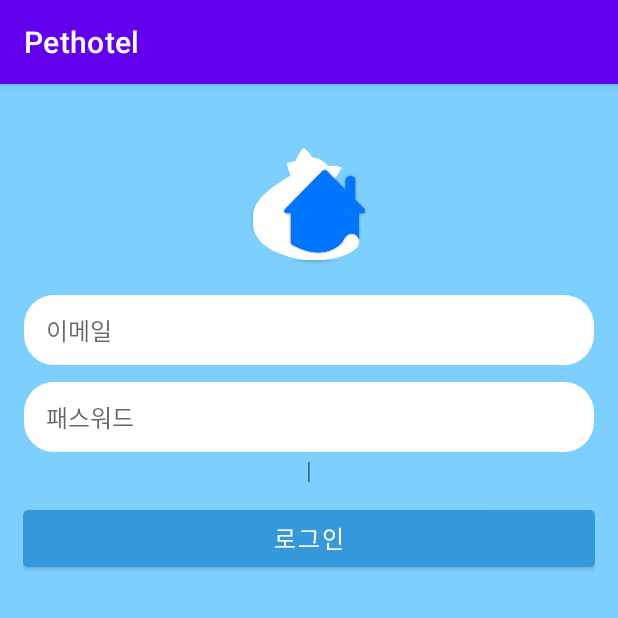
After one commit to pethotel-app/pethotel-client-android, an Android app: the RegisterActivity screen opened directly, with no data from a screen before it, on a phone screen of 412 x 824 dp, the top half of it. The commit adds this screen. Run offline under Robolectric (Android 15) with nearby library versions, the phone set to English and light mode, and no system bars.

Commit message:
로그인 화면연결

```diff
--- a/app/src/main/AndroidManifest.xml
+++ b/app/src/main/AndroidManifest.xml
@@ -12,6 +12,12 @@
         android:theme="@style/Theme.Pethotel"
         tools:targetApi="31">
         <activity
+            android:name=".RegisterActivity"
+            android:exported="false" />
+        <activity
+            android:name=".LoginActivity"
+            android:exported="false" />
+        <activity
             android:name=".MainActivity"
             android:exported="true">
             <intent-filter>
--- /dev/null
+++ b/app/src/main/java/com/hyunsungkr/pethotel/RegisterActivity.java
@@ -0,0 +1,14 @@
+package com.hyunsungkr.pethotel;
+
+import androidx.appcompat.app.AppCompatActivity;
+
+import android.os.Bundle;
+
+public class RegisterActivity extends AppCompatActivity {
+
+    @Override
+    protected void onCreate(Bundle savedInstanceState) {
+        super.onCreate(savedInstanceState);
+        setContentView(R.layout.activity_register);
+    }
+}
--- /dev/null
+++ b/app/src/main/res/layout/activity_register.xml
@@ -0,0 +1,78 @@
+<?xml version="1.0" encoding="utf-8"?>
+<androidx.constraintlayout.widget.ConstraintLayout xmlns:android="http://schemas.android.com/apk/res/android"
+    xmlns:app="http://schemas.android.com/apk/res-auto"
+    xmlns:tools="http://schemas.android.com/tools"
+    android:layout_width="match_parent"
+    android:layout_height="match_parent"
+    android:background="#7DCFFD"
+    tools:context=".RegisterActivity">
+
+    <LinearLayout
+        android:layout_width="match_parent"
+        android:layout_height="match_parent"
+        android:layout_marginLeft="15dp"
+        android:layout_marginRight="15dp"
+        android:orientation="vertical"
+        app:layout_constraintBottom_toBottomOf="parent"
+        app:layout_constraintEnd_toEndOf="parent"
+        app:layout_constraintStart_toStartOf="parent"
+        app:layout_constraintTop_toTopOf="parent">
+
+        <ImageView
+            android:id="@+id/imageView"
+            android:layout_width="100dp"
+            android:layout_height="100dp"
+            android:layout_gravity="center"
+            android:layout_marginTop="30dp"
+            app:srcCompat="@drawable/icon1" />
+
+        <EditText
+            android:id="@+id/editEmail"
+            android:layout_width="match_parent"
+            android:layout_height="48dp"
+            android:layout_marginTop="10dp"
+            android:background="@drawable/edittext"
+            android:ems="10"
+            android:hint="이메일"
+            android:inputType="textEmailAddress"
+            android:paddingLeft="15dp"
+            android:textSize="16sp" />
+
+        <EditText
+            android:id="@+id/editPassword"
+            android:layout_width="match_parent"
+            android:layout_height="48dp"
+            android:layout_marginTop="10dp"
+            android:background="@drawable/edittext"
+            android:ems="10"
+            android:hint="패스워드"
+            android:inputType="textPassword"
+            android:paddingLeft="15dp"
+            android:textSize="16sp" />
+
+        <LinearLayout
+            android:layout_width="wrap_content"
+            android:layout_height="wrap_content"
+            android:layout_gravity="center"
+            android:orientation="horizontal">
+
+            <TextView
+                android:id="@+id/txtView"
+                android:layout_width="wrap_content"
+                android:layout_height="wrap_content"
+                android:text="|"
+                android:textSize="16sp" />
+
+        </LinearLayout>
+
+        <Button
+            android:id="@+id/btnLogin"
+            android:layout_width="match_parent"
+            android:layout_height="50dp"
+            android:layout_marginTop="10dp"
+            android:backgroundTint="#3498DB"
+            android:text="로그인"
+            android:textSize="16sp" />
+
+    </LinearLayout>
+</androidx.constraintlayout.widget.ConstraintLayout>
```
Also changed, not shown: app/src/main/java/com/hyunsungkr/pethotel/LoginActivity.java (added, +37 -0 lines), app/src/main/res/layout/activity_login.xml (added, +120 -0 lines), app/src/main/res/layout/activity_main.xml (+1 -95 lines).
